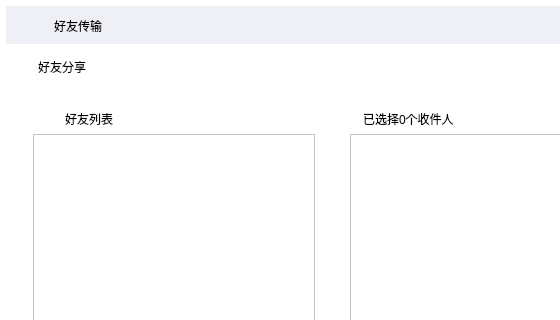
HustGw/CLLLLLLLSAFFFFFEWINN, file senddialog.ui: the form before one commit; both pictures show x 0 to 560 and y 0 to 320 of the 664 by 510 pixel window.
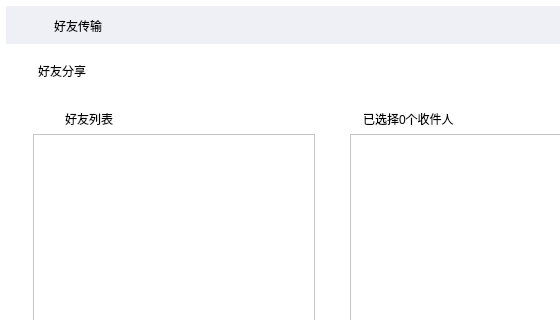
The form after the commit. Icons and pictures are not drawn.

```diff
--- a/senddialog.ui
+++ b/senddialog.ui
@@ -55,7 +55,7 @@
      <x>38</x>
      <y>59</y>
      <width>400</width>
-     <height>16</height>
+     <height>24</height>
     </rect>
    </property>
    <property name="styleSheet">
```
